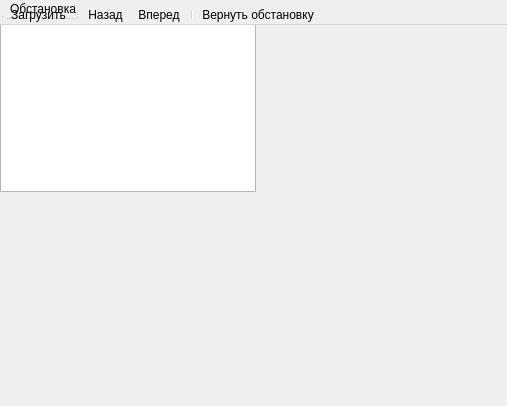
This is src/actors/isometricrobot/robot25dwindow.ui in victor-yacovlev/kumir2 as Qt 5 draws it before an edit. The edited form follows.
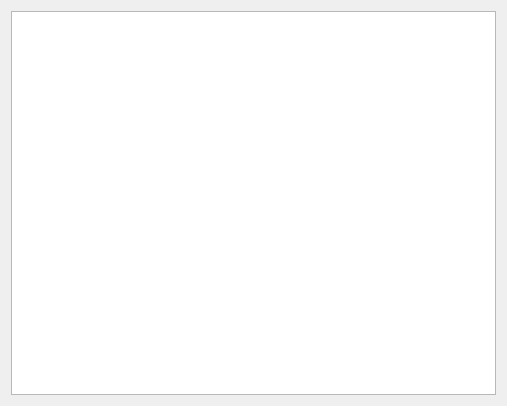
This is the edited form.

```diff
--- a/src/actors/isometricrobot/robot25dwindow.ui
+++ b/src/actors/isometricrobot/robot25dwindow.ui
@@ -13,56 +13,11 @@
   <property name="windowTitle">
    <string>Вертун</string>
   </property>
-  <widget class="QWidget" name="centralwidget">
-   <layout class="QGridLayout" name="gridLayout">
-    <property name="margin">
-     <number>0</number>
-    </property>
-    <item row="0" column="0">
-     <widget class="QGraphicsView" name="graphicsView"/>
-    </item>
-   </layout>
-  </widget>
-  <widget class="QMenuBar" name="menubar">
-   <property name="geometry">
-    <rect>
-     <x>0</x>
-     <y>0</y>
-     <width>507</width>
-     <height>25</height>
-    </rect>
-   </property>
-   <widget class="QMenu" name="menu">
-    <property name="title">
-     <string>Обстановка</string>
-    </property>
-    <addaction name="actionLoad"/>
-    <addaction name="separator"/>
-    <addaction name="actionPrev"/>
-    <addaction name="actionNext"/>
-    <addaction name="separator"/>
-    <addaction name="actionReset"/>
-   </widget>
-   <addaction name="menu"/>
-  </widget>
-  <widget class="QStatusBar" name="statusbar"/>
-  <widget class="QToolBar" name="toolBar">
-   <property name="windowTitle">
-    <string>toolBar</string>
-   </property>
-   <attribute name="toolBarArea">
-    <enum>TopToolBarArea</enum>
-   </attribute>
-   <attribute name="toolBarBreak">
-    <bool>false</bool>
-   </attribute>
-   <addaction name="actionLoad"/>
-   <addaction name="separator"/>
-   <addaction name="actionPrev"/>
-   <addaction name="actionNext"/>
-   <addaction name="separator"/>
-   <addaction name="actionReset"/>
-  </widget>
+  <layout class="QVBoxLayout" name="verticalLayout">
+   <item>
+    <widget class="QGraphicsView" name="graphicsView"/>
+   </item>
+  </layout>
   <action name="actionLoad">
    <property name="text">
     <string>Загрузить...</string>
```
Left out of the diff: 2 changed lines with no effect on the pictures.
